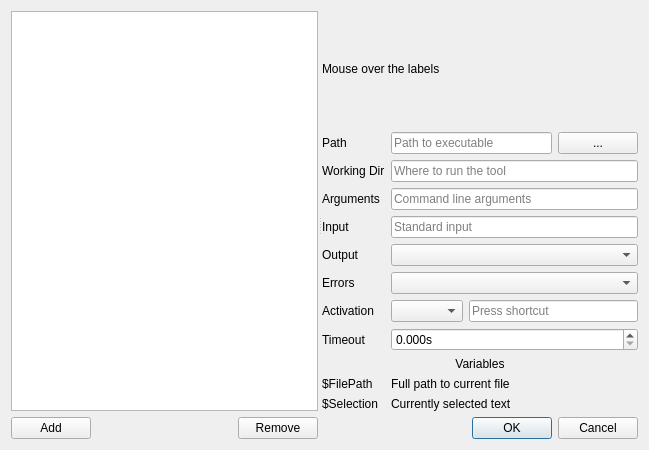
Old version of the form ui/tool_editor_widget.ui in the repository Toeger/SCE.
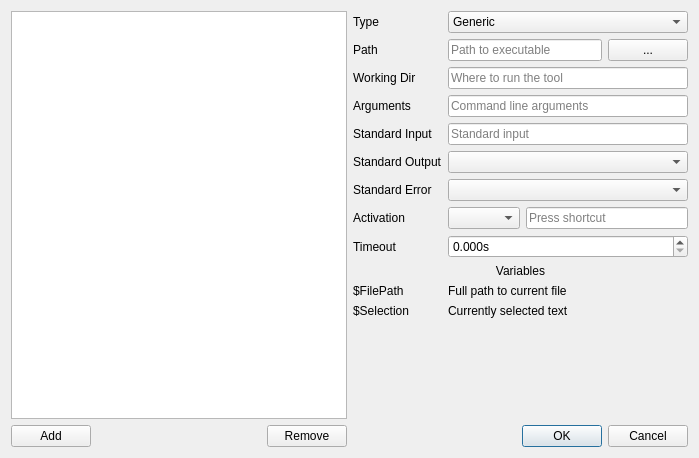
New version of the form. Custom widgets are drawn as their Qt base class.

Commit message: Changed tooltip to help button.

What changed in the file:
```diff
--- a/ui/tool_editor_widget.ui
+++ b/ui/tool_editor_widget.ui
@@ -6,23 +6,15 @@
    <rect>
     <x>0</x>
     <y>0</y>
-    <width>649</width>
-    <height>450</height>
+    <width>699</width>
+    <height>458</height>
    </rect>
   </property>
   <property name="windowTitle">
    <string>Tools Setup</string>
   </property>
-  <layout class="QVBoxLayout" name="verticalLayout_3">
+  <layout class="QHBoxLayout" name="horizontalLayout_4">
    <item>
-    <widget class="QSplitter" name="splitter">
-     <property name="orientation">
-      <enum>Qt::Horizontal</enum>
-     </property>
-     <property name="childrenCollapsible">
-      <bool>false</bool>
-     </property>
-     <widget class="QWidget" name="layoutWidget2">
       <layout class="QVBoxLayout" name="verticalLayout_2">
        <item>
         <widget class="QListWidget" name="tools_listWidget"/>
@@ -59,32 +51,62 @@
         </layout>
        </item>
       </layout>
-     </widget>
-     <widget class="QWidget" name="layoutWidget">
+   </item>
+   <item>
       <layout class="QVBoxLayout" name="verticalLayout">
        <item>
-        <widget class="QLabel" name="label">
-         <property name="toolTip">
-          <string>to see what each field does.</string>
-         </property>
+      <layout class="QGridLayout" name="tool_properties_gridLayout">
+       <item row="10" column="1">
+        <widget class="QLabel" name="current_file_path_explanation_label">
          <property name="text">
-          <string>Mouse over the labels</string>
+          <string>Full path to current file</string>
          </property>
         </widget>
        </item>
-       <item>
-        <layout class="QFormLayout" name="tool_configuration_formLayout">
+       <item row="5" column="1">
+        <widget class="QComboBox" name="output_comboBox"/>
+       </item>
          <item row="0" column="0">
-          <widget class="QLabel" name="path_label">
+        <widget class="Helptext_label_widget" name="type_label">
            <property name="toolTip">
             <string>Path to the executable. Use the ... to browse for it.</string>
            </property>
            <property name="text">
-            <string>Path</string>
+          <string>Type</string>
            </property>
           </widget>
          </item>
-         <item row="0" column="1">
+       <item row="2" column="0">
+        <widget class="Helptext_label_widget" name="working_dir_label">
+         <property name="text">
+          <string>Working Dir</string>
+         </property>
+        </widget>
+       </item>
+       <item row="12" column="0">
+        <spacer name="verticalSpacer">
+         <property name="orientation">
+          <enum>Qt::Vertical</enum>
+         </property>
+         <property name="sizeHint" stdset="0">
+          <size>
+           <width>20</width>
+           <height>40</height>
+          </size>
+         </property>
+        </spacer>
+       </item>
+       <item row="2" column="1">
+        <widget class="QLineEdit" name="working_dir_lineEdit">
+         <property name="placeholderText">
+          <string>Where to run the tool</string>
+         </property>
+         <property name="clearButtonEnabled">
+          <bool>true</bool>
+         </property>
+        </widget>
+       </item>
+       <item row="1" column="1">
           <layout class="QHBoxLayout" name="horizontalLayout">
            <item>
             <widget class="QLineEdit" name="path_lineEdit">
@@ -108,54 +130,47 @@
            </item>
           </layout>
          </item>
-         <item row="1" column="0">
-          <widget class="QLabel" name="working_dir_label">
+       <item row="0" column="1">
+        <widget class="QComboBox" name="type_comboBox">
+         <item>
            <property name="text">
-            <string>Working Dir</string>
-           </property>
-          </widget>
+           <string>Generic</string>
+          </property>
          </item>
-         <item row="1" column="1">
-          <widget class="QLineEdit" name="working_dir_lineEdit">
-           <property name="placeholderText">
-            <string>Where to run the tool</string>
-           </property>
-           <property name="clearButtonEnabled">
-            <bool>true</bool>
-           </property>
-          </widget>
+         <item>
+          <property name="text">
+           <string>LSP Server</string>
+          </property>
          </item>
-         <item row="2" column="0">
-          <widget class="QLabel" name="arguments_label">
-           <property name="toolTip">
-            <string>Arguments passed to the tool, like --verbose. Note that path expansions like * will not work unless you start a shell first and tell the shell to execute the program.</string>
-           </property>
+         <item>
            <property name="text">
-            <string>Arguments</string>
-           </property>
-          </widget>
+           <string>SCE Plugin</string>
+          </property>
          </item>
-         <item row="2" column="1">
-          <widget class="QLineEdit" name="arguments_lineEdit">
-           <property name="placeholderText">
-            <string>Command line arguments</string>
-           </property>
-           <property name="clearButtonEnabled">
-            <bool>true</bool>
-           </property>
           </widget>
          </item>
          <item row="3" column="0">
-          <widget class="QLabel" name="input_label">
-           <property name="toolTip">
-            <string>The text to pass into the programs standard input, similarly to doing echo input | tool.</string>
-           </property>
+        <widget class="Helptext_label_widget" name="arguments_label">
+         <property name="text">
+          <string>Arguments</string>
+         </property>
+        </widget>
+       </item>
+       <item row="8" column="0">
+        <widget class="Helptext_label_widget" name="timeout_label">
            <property name="text">
-            <string>Input</string>
+          <string>Timeout</string>
            </property>
           </widget>
          </item>
-         <item row="3" column="1">
+       <item row="7" column="0">
+        <widget class="Helptext_label_widget" name="activation_label">
+         <property name="text">
+          <string>Activation</string>
+         </property>
+        </widget>
+       </item>
+       <item row="4" column="1">
           <widget class="QLineEdit" name="input_lineEdit">
            <property name="placeholderText">
             <string>Standard input</string>
@@ -166,38 +181,38 @@
           </widget>
          </item>
          <item row="4" column="0">
-          <widget class="QLabel" name="output_label">
+        <widget class="Helptext_label_widget" name="input_label">
            <property name="toolTip">
             <string>What to do with the text that the tool prints to standard out.</string>
            </property>
            <property name="text">
-            <string>Output</string>
+          <string>Standard Input</string>
            </property>
           </widget>
          </item>
-         <item row="4" column="1">
-          <widget class="QComboBox" name="output_comboBox"/>
-         </item>
-         <item row="5" column="0">
-          <widget class="QLabel" name="errors_label">
-           <property name="toolTip">
-            <string>What to do with the text that the tool prints to standard error.</string>
-           </property>
+       <item row="10" column="0">
+        <widget class="Helptext_label_widget" name="current_file_path_placeholder_label">
            <property name="text">
-            <string>Errors</string>
-           </property>
-          </widget>
-         </item>
-         <item row="8" column="0">
-          <widget class="QLabel" name="timeout_label">
-           <property name="toolTip">
-            <string>Timeout in seconds until a popup asks you to kill the process. 0 means infinite.</string>
-           </property>
-           <property name="text">
-            <string>Timeout</string>
-           </property>
-          </widget>
-         </item>
+          <string>$FilePath</string>
+         </property>
+         <property name="textInteractionFlags">
+          <set>Qt::LinksAccessibleByMouse|Qt::TextSelectableByKeyboard|Qt::TextSelectableByMouse</set>
+         </property>
+        </widget>
+       </item>
+       <item row="7" column="1">
+        <layout class="QHBoxLayout" name="horizontalLayout_2">
+         <item>
+          <widget class="QComboBox" name="activation_comboBox"/>
+         </item>
+         <item>
+          <widget class="QKeySequenceEdit" name="activation_keySequenceEdit"/>
+         </item>
+        </layout>
+       </item>
+       <item row="6" column="1">
+        <widget class="QComboBox" name="error_comboBox"/>
+       </item>
          <item row="8" column="1">
           <widget class="QDoubleSpinBox" name="timeout_doubleSpinBox">
            <property name="suffix">
@@ -211,6 +226,30 @@
            </property>
           </widget>
          </item>
+       <item row="3" column="1">
+        <widget class="QLineEdit" name="arguments_lineEdit">
+         <property name="placeholderText">
+          <string>Command line arguments</string>
+         </property>
+         <property name="clearButtonEnabled">
+          <bool>true</bool>
+         </property>
+        </widget>
+       </item>
+       <item row="6" column="0">
+        <widget class="Helptext_label_widget" name="error_label">
+         <property name="text">
+          <string>Standard Error</string>
+         </property>
+        </widget>
+       </item>
+       <item row="1" column="0">
+        <widget class="Helptext_label_widget" name="path_label">
+         <property name="text">
+          <string>Path</string>
+         </property>
+        </widget>
+       </item>
          <item row="9" column="0" colspan="2">
           <widget class="QLabel" name="variables_label">
            <property name="text">
@@ -221,25 +260,15 @@
            </property>
           </widget>
          </item>
-         <item row="10" column="0">
-          <widget class="QLabel" name="current_file_path_placeholder_label">
+       <item row="5" column="0">
+        <widget class="Helptext_label_widget" name="output_label">
            <property name="text">
-            <string>$FilePath</string>
-           </property>
-           <property name="textInteractionFlags">
-            <set>Qt::LinksAccessibleByMouse|Qt::TextSelectableByKeyboard|Qt::TextSelectableByMouse</set>
-           </property>
-          </widget>
-         </item>
-         <item row="10" column="1">
-          <widget class="QLabel" name="current_file_path_explanation_label">
-           <property name="text">
-            <string>Full path to current file</string>
+          <string>Standard Output</string>
            </property>
           </widget>
          </item>
          <item row="11" column="0">
-          <widget class="QLabel" name="selection_placeholder_label">
+        <widget class="Helptext_label_widget" name="selection_placeholder_label">
            <property name="text">
             <string>$Selection</string>
            </property>
@@ -255,29 +284,6 @@
            </property>
           </widget>
          </item>
-         <item row="6" column="0">
-          <widget class="QLabel" name="activation_label">
-           <property name="toolTip">
-            <string>How to make the tool run.</string>
-           </property>
-           <property name="text">
-            <string>Activation</string>
-           </property>
-          </widget>
-         </item>
-         <item row="5" column="1">
-          <widget class="QComboBox" name="errors_comboBox"/>
-         </item>
-         <item row="6" column="1">
-          <layout class="QHBoxLayout" name="horizontalLayout_2">
-           <item>
-            <widget class="QComboBox" name="activation_comboBox"/>
-           </item>
-           <item>
-            <widget class="QKeySequenceEdit" name="activation_keySequenceEdit"/>
-           </item>
-          </layout>
-         </item>
         </layout>
        </item>
        <item>
@@ -288,11 +294,16 @@
         </widget>
        </item>
       </layout>
-     </widget>
-    </widget>
    </item>
   </layout>
  </widget>
+ <customwidgets>
+  <customwidget>
+   <class>Helptext_label_widget</class>
+   <extends>QLabel</extends>
+   <header>ui/helptext_label_widget.h</header>
+  </customwidget>
+ </customwidgets>
  <resources/>
  <connections>
   <connection>
```
Left out of the diff: 4 changed lines with no effect on the pictures. Lines whose indentation alone changed are shown as unchanged. The commit also changes 5 other files.
